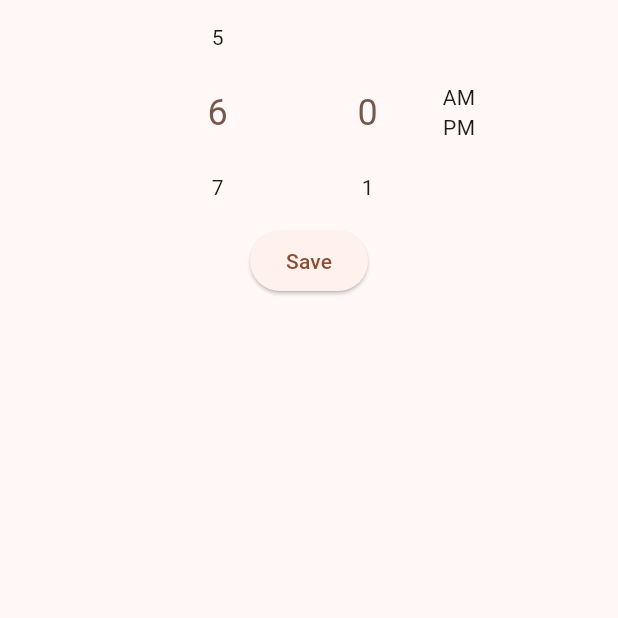
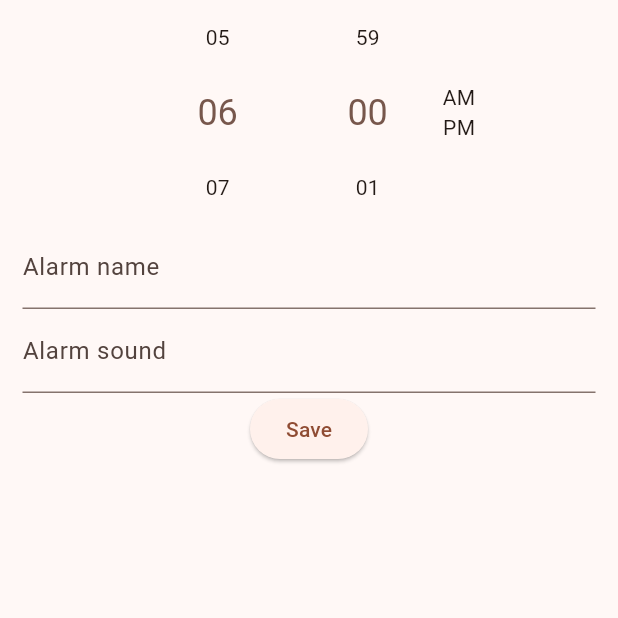
Before and after one commit to mao-rodriguez/alarm_clock, a Flutter app: the screen it shows after launch, after a tap on an icon or button, on a phone screen of 412 x 824 dp, the top half of it. Run offline on Flutter 3.47's test engine with Material 3 defaults, Android fonts, the phone set to English and light mode, and no system bars; drawn by our look-alikes of numberpicker; missing offline and left inert: android_alarm_manager_plus.

Commit message:
Fixing new alarm form issues

```diff
--- /dev/null
+++ b/lib/domain/AlarmService.dart
@@ -0,0 +1,29 @@
+import 'package:alarm_clock/domain/entities/alarm.dart';
+import 'package:android_alarm_manager_plus/android_alarm_manager_plus.dart';
+import 'dart:developer' as developer;
+
+class AlarmService {
+  int random;
+  Alarm alarm;
+  AlarmService({required this.random, required this.alarm});
+
+  void periodic() {
+    DateTime currentDateTime = DateTime.now();
+    developer.log("programmed: ${currentDateTime.toString()}");
+    AndroidAlarmManager.periodic(
+      const Duration(minutes: 5), // Repeat every 24 hours
+      random, // Unique alarm ID
+      _programmedTask,
+      startAt: alarm.dateTime,
+      exact: true,
+      wakeup: true, // Ensure the device wakes up to trigger the alarm
+      rescheduleOnReboot: true, // Reschedule the alarm after device reboot
+      allowWhileIdle: true,
+    );
+  }
+
+  static void _programmedTask() {
+    DateTime currentDateTime = DateTime.now();
+    developer.log("programmed: ${currentDateTime.toString()}");
+  }
+}
--- a/lib/domain/entities/alarm.dart
+++ b/lib/domain/entities/alarm.dart
@@ -1,17 +1,19 @@
 import 'package:alarm_clock/domain/entities/time.dart';
-import 'package:flutter/material.dart';
 
 class Alarm {
+  Alarm(
+      {required this.alarmId,
+      required this.alarmName,
+      required this.alarmSound,
+      required this.time});
+
   final int alarmId;
   final String alarmName;
-  final TimeOfDay alarmTime;
   final String alarmSound;
   final Time time;
 
-  Alarm(
-      {required this.alarmId,
-      required this.alarmName,
-      required this.alarmTime,
-      required this.alarmSound,
-      required this.time});
+  DateTime get dateTime {
+    return DateTime(DateTime.now().year, DateTime.now().month,
+        DateTime.now().day, time.format24Hour, time.minute);
+  }
 }
--- a/lib/domain/entities/time.dart
+++ b/lib/domain/entities/time.dart
@@ -1,7 +1,9 @@
+import 'package:alarm_clock/domain/enums/time_format.dart';
+
 class Time {
   int hour;
   int minute;
-  String timeFormat;
+  TimeFormat timeFormat;
   Time({required this.hour, required this.minute, required this.timeFormat});
   Time.copy(Time other)
       : hour = other.hour,
@@ -12,11 +14,11 @@ class Time {
   int get format24Hour {
     int hour24format = hour;
 
-    if (timeFormat == 'PM' && hour != 12) {
+    if (timeFormat == TimeFormat.PM && hour != 12) {
       hour24format = hour + 12;
       return hour24format;
     }
-    if (timeFormat == 'AM' && hour == 12) {
+    if (timeFormat == TimeFormat.AM && hour == 12) {
       hour24format = 0;
       return hour24format;
     }
--- /dev/null
+++ b/lib/domain/enums/time_format.dart
@@ -0,0 +1 @@
+enum TimeFormat { AM, PM }
--- a/lib/main.dart
+++ b/lib/main.dart
@@ -1,6 +1,5 @@
 import 'package:alarm_clock/config/theme/app_theme.dart';
 import 'package:alarm_clock/presentation/providers/alarms_provider.dart';
-import 'package:alarm_clock/presentation/providers/time_provider.dart';
 import 'package:alarm_clock/presentation/screens/alarms/alarms_screen.dart';
 import 'package:flutter/material.dart';
 import 'package:provider/provider.dart';
@@ -13,7 +12,6 @@ void main() async {
     // TODO: NO NEED TO SIGN ALL THE PROVIDERS IN THIS WIDGET.
     providers: [
       ChangeNotifierProvider(create: (_) => AlarmsProvider()),
-      ChangeNotifierProvider(create: (_) => TimeProvider())
     ],
     child: const MyApp(),
   ));
--- a/lib/presentation/providers/time_provider.dart
+++ /dev/null
@@ -1,41 +0,0 @@
-import 'package:alarm_clock/domain/entities/time.dart';
-import 'package:flutter/material.dart';
-
-class TimeProvider extends ChangeNotifier {
-  Time time;
-
-  TimeProvider() : time = Time(hour: 6, minute: 0, timeFormat: '');
-
-  set hour(int value) {
-    time.hour = value;
-    notifyListeners();
-  }
-
-  int get hour => time.hour;
-
-  set minute(int value) {
-    time.minute = value;
-    notifyListeners();
-  }
-
-  int get minute => time.minute;
-
-  set timeFormat(String value) {
-    time.timeFormat = value;
-    notifyListeners();
-  }
-
-  String get timeFormat => time.timeFormat;
-
-  /// Return new instance of Time object.
-  Time get currentTime => Time.copy(time);
-
-  /// Return the time in 24-hour format.
-  int get format24Hour => time.format24Hour;
-
-  /// Reset time provider.
-  void resetTimeProvider() {
-    time = Time(hour: 6, minute: 0, timeFormat: '');
-    notifyListeners();
-  }
-}
--- a/lib/presentation/screens/alarms/alarms_screen.dart
+++ b/lib/presentation/screens/alarms/alarms_screen.dart
@@ -1,5 +1,4 @@
 import 'package:alarm_clock/domain/entities/alarm.dart';
-import 'package:alarm_clock/presentation/providers/time_provider.dart';
 import 'package:alarm_clock/presentation/screens/forms/new_alarm_form.dart';
 import 'package:alarm_clock/presentation/providers/alarms_provider.dart';
 import 'package:alarm_clock/presentation/widgets/alarm_saved.dart';
@@ -22,7 +21,6 @@ class AlarmsWidget extends StatelessWidget {
 
   @override
   Widget build(BuildContext context) {
-    final timeProvider = context.watch<TimeProvider>();
     return Padding(
       padding: const EdgeInsets.symmetric(vertical: 15.0),
       child: Column(
@@ -35,7 +33,6 @@ class AlarmsWidget extends StatelessWidget {
               ),
               ElevatedButton(
                   onPressed: () {
-                    timeProvider.resetTimeProvider();
                     Navigator.push(
                         context,
                         MaterialPageRoute(
--- a/lib/presentation/screens/forms/new_alarm_form.dart
+++ b/lib/presentation/screens/forms/new_alarm_form.dart
@@ -1,29 +1,50 @@
+import 'package:alarm_clock/domain/AlarmService.dart';
 import 'package:alarm_clock/domain/entities/alarm.dart';
+import 'package:alarm_clock/domain/enums/time_format.dart';
 import 'package:alarm_clock/presentation/providers/alarms_provider.dart';
-import 'package:android_alarm_manager_plus/android_alarm_manager_plus.dart';
 import 'package:flutter/material.dart';
 import 'dart:math';
 
 import 'package:numberpicker/numberpicker.dart';
 import 'package:provider/provider.dart';
-import 'package:alarm_clock/presentation/providers/time_provider.dart';
-import 'dart:developer' as developer;
+import 'package:alarm_clock/domain/entities/time.dart';
 
-class NewAlarmForm extends StatelessWidget {
+class NewAlarmForm extends StatefulWidget {
   NewAlarmForm({super.key});
+  final TextEditingController _alarmNameText = TextEditingController();
+  final TextEditingController _alarmSound = TextEditingController();
 
-  final GlobalKey<FormState> _formKey = GlobalKey<FormState>();
-  static void _programmedTask() {
-    DateTime currentDateTime = DateTime.now();
-    developer.log("programmed: ${currentDateTime.toString()}");
+  @override
+  State<NewAlarmForm> createState() => _NewAlarmFormState();
 }
 
+class _NewAlarmFormState extends State<NewAlarmForm> {
+  final _formKey = GlobalKey<FormState>();
+  Time time = Time(hour: 6, minute: 0, timeFormat: TimeFormat.AM);
+// TODO:  Terminar de ajustar el selector de formato de tiempo.
   @override
   Widget build(BuildContext context) {
-    final timeProvider = context.watch<TimeProvider>();
     final alarmProvider = context.watch<AlarmsProvider>();
+    var elevatedButton = ElevatedButton(
+        onPressed: () {
+          int random = Random().nextInt(500);
+          Alarm alarm = Alarm(
+              alarmId: random,
+              alarmName: widget._alarmNameText.text,
+              alarmSound: widget._alarmSound.text,
+              time: Time.copy(time));
+// TODO: Must sustract 1 from current date.
+          alarmProvider.addAlarm(alarm);
+          AlarmService(alarm: alarm, random: random).periodic();
+          _formKey.currentState!.reset();
+          _formKey.currentState!.save();
+          Navigator.pop(context);
+        },
+        child: const Text("Save"));
     return Scaffold(
       body: SafeArea(
+        child: Padding(
+          padding: const EdgeInsets.symmetric(horizontal: 15),
           child: Form(
               key: _formKey,
               child: Column(
@@ -31,25 +52,35 @@ class NewAlarmForm extends StatelessWidget {
                   Row(
                     mainAxisAlignment: MainAxisAlignment.center,
                     children: <Widget>[
-                    FormField(builder: (FormFieldState<int> state) {
+                      FormField(
+                        builder: (FormFieldState<int> state) {
                           /// Hour picker
                           return NumberPicker(
+                            infiniteLoop: true,
+                            zeroPad: true,
                             minValue: 1,
                             maxValue: 12,
-                        value: timeProvider.hour,
-                        onChanged: (value) => timeProvider.hour = value,
+                            value: time.hour,
+                            onChanged: (value) =>
+                                setState(() => time.hour = value),
                           );
-                    }),
+                        },
+                        onSaved: (value) => time.hour = 6,
+                      ),
                       FormField(
                         builder: (FormFieldState<int> state) {
                           /// Minute Picker
                           return NumberPicker(
+                            infiniteLoop: true,
+                            zeroPad: true,
                             minValue: 0,
                             maxValue: 59,
-                          value: timeProvider.minute,
-                          onChanged: (value) => timeProvider.minute = value,
+                            value: time.minute,
+                            onChanged: (value) =>
+                                setState(() => time.minute = value),
                           );
                         },
+                        onSaved: (value) => time.minute = 0,
                       ),
 
                       /// Format time: choose between AM or PM format.
@@ -57,13 +88,13 @@ class NewAlarmForm extends StatelessWidget {
                         children: [
                           GestureDetector(
                             onTap: () {
-                            timeProvider.timeFormat = "AM";
+                              setState(() => time.timeFormat = TimeFormat.AM);
                             },
                             child: const Text("AM"),
                           ),
                           GestureDetector(
                             onTap: () {
-                            timeProvider.timeFormat = "PM";
+                              setState(() => time.timeFormat = TimeFormat.PM);
                             },
                             child: const Text("PM"),
                           ),
@@ -71,45 +102,22 @@ class NewAlarmForm extends StatelessWidget {
                       )
                     ],
                   ),
-                ElevatedButton(
-                    onPressed: () async {
-                      if (_formKey.currentState!.validate()) {
-                        _formKey.currentState!.save();
-                        int random = Random().nextInt(500);
-                        Alarm alarm = Alarm(
-                            alarmId: random,
-                            alarmName: 'Alarm No: $random',
-                            alarmSound: 'Ughhhh',
-                            alarmTime: TimeOfDay.now(),
-                            time: timeProvider.currentTime);
-
-                        alarmProvider.addAlarm(alarm);
-                        DateTime alarmTime = DateTime(
-                            DateTime.now().year,
-                            DateTime.now().month,
-                            DateTime.now().day,
-                            timeProvider.format24Hour,
-                            timeProvider.minute);
-                        developer.log("Inicial: ${alarmTime.toString()}");
-
-                        AndroidAlarmManager.periodic(
-                          const Duration(minutes: 10), // Repeat every 24 hours
-                          random, // Unique alarm ID 'Alarm triggered at ${alarmTime.hour}:${alarmTime.minute}'
-                          _programmedTask,
-                          startAt: alarmTime,
-                          exact: true,
-                          wakeup:
-                              true, // Ensure the device wakes up to trigger the alarm
-                          rescheduleOnReboot:
-                              true, // Reschedule the alarm after device reboot
-                        );
-                        /*timeProvider.resetTimeProvider();
-                        print(alarmTime.hour);*/
-                      }
-                    },
-                    child: const Text("Save"))
+                  TextFormField(
+                    controller: widget._alarmNameText,
+                    decoration: const InputDecoration(
+                      labelText: 'Alarm name',
+                    ),
+                  ),
+                  TextFormField(
+                    controller: widget._alarmSound,
+                    decoration: const InputDecoration(
+                      labelText: 'Alarm sound',
+                    ),
+                  ),
+                  elevatedButton
                 ],
               )),
+        ),
       ),
     );
   }
--- a/lib/presentation/widgets/alarm_saved.dart
+++ b/lib/presentation/widgets/alarm_saved.dart
@@ -22,7 +22,7 @@ class AlarmSaved extends StatelessWidget {
         Padding(
             padding: const EdgeInsets.symmetric(horizontal: 20, vertical: 20),
             child: Text(
-              "${alarm.time.hour}:${alarm.time.minute} ${alarm.time.timeFormat}",
+              "${alarm.time.hour}:${alarm.time.minute} ${alarm.time.timeFormat.name}",
               style: const TextStyle(color: Colors.black),
             )),
       ]),
--- a/pubspec.yaml
+++ b/pubspec.yaml
@@ -39,6 +39,8 @@ dependencies:
   numberpicker: ^2.1.2
   android_alarm_manager_plus: ^3.0.4
   intl: ^0.19.0
+  sqflite: ^2.3.2
+  path: ^1.8.3
 
 dev_dependencies:
   flutter_test:
```
Also changed, not shown: pubspec.lock, 2 other files. Lines whose indentation alone changed are shown as unchanged.
